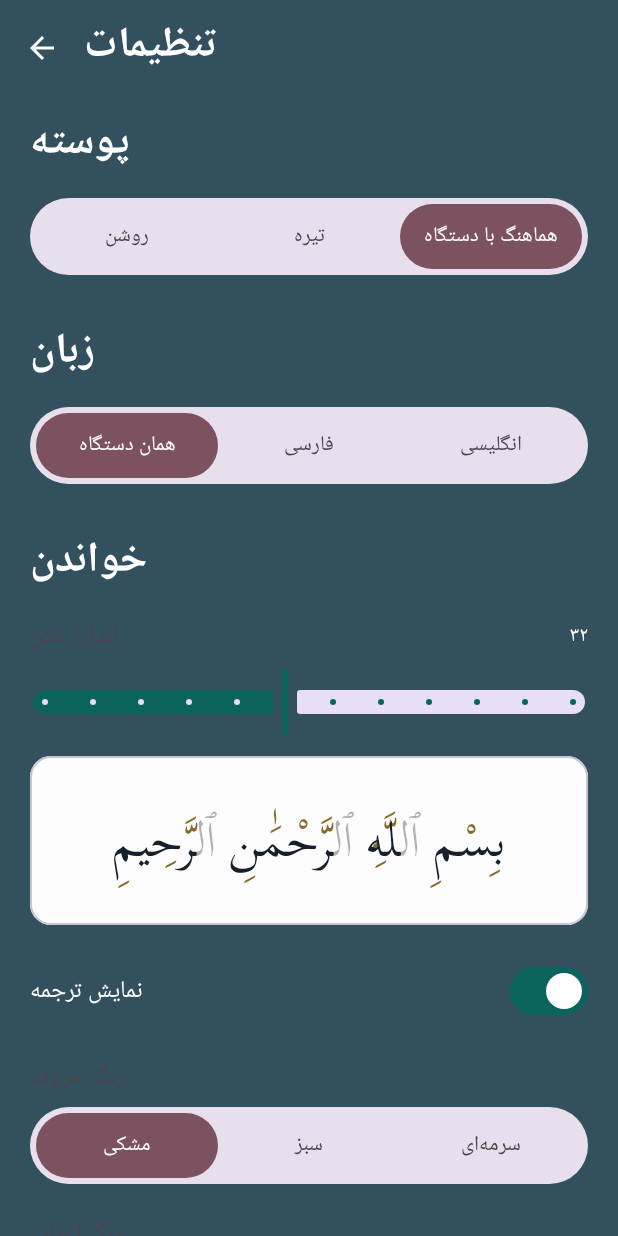
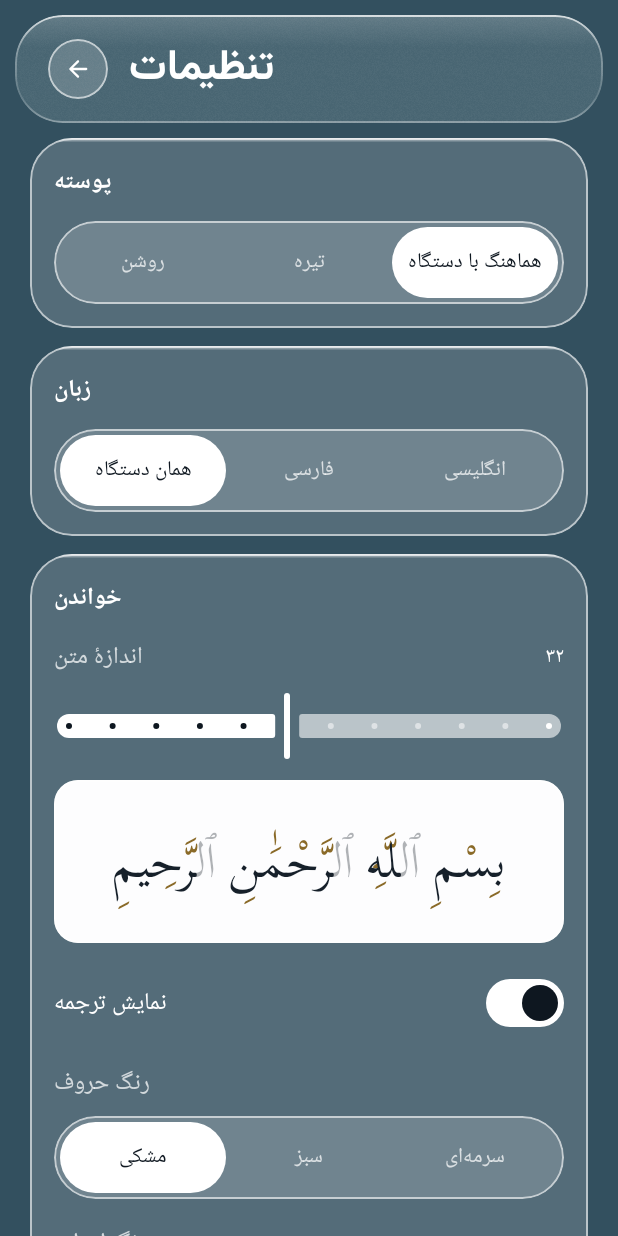
Before and after one commit to hemedani/hawra, an Android app built with Jetpack Compose: the composable SettingsScreen shown on its own in the app's theme, on a phone screen of 412 x 824 dp. Run offline under Robolectric (Android 15) with nearby library versions, the phone set to English and light mode, and no system bars; our stand-ins replace Dagger/Hilt's generated code; libraries missing offline, so code that uses them is left out: androidx.hilt.lifecycle.

Commit message:
:sparkles: feat(android): give Settings the Pejvak chrome

```diff
--- a/mobile/android/app/src/main/kotlin/ir/hawraa/quran/ui/screens/settings/SettingsScreen.kt
+++ b/mobile/android/app/src/main/kotlin/ir/hawraa/quran/ui/screens/settings/SettingsScreen.kt
@@ -1,11 +1,15 @@
 package ir.hawraa.quran.ui.screens.settings
 
 import androidx.compose.foundation.BorderStroke
+import androidx.compose.foundation.background
+import androidx.compose.foundation.border
 import androidx.compose.foundation.clickable
 import androidx.compose.foundation.layout.Arrangement
+import androidx.compose.foundation.layout.Box
+import androidx.compose.foundation.layout.Column
+import androidx.compose.foundation.layout.ColumnScope
 import androidx.compose.foundation.layout.ExperimentalLayoutApi
 import androidx.compose.foundation.layout.FlowRow
-import androidx.compose.foundation.layout.Column
 import androidx.compose.foundation.layout.Row
 import androidx.compose.foundation.layout.Spacer
 import androidx.compose.foundation.layout.fillMaxSize
@@ -15,19 +19,12 @@ import androidx.compose.foundation.layout.padding
 import androidx.compose.foundation.rememberScrollState
 import androidx.compose.foundation.shape.RoundedCornerShape
 import androidx.compose.foundation.verticalScroll
-import androidx.compose.material.icons.Icons
-import androidx.compose.material.icons.automirrored.filled.ArrowBack
-import androidx.compose.material3.ExperimentalMaterial3Api
-import androidx.compose.material3.Icon
-import androidx.compose.material3.IconButton
 import androidx.compose.material3.MaterialTheme
-import androidx.compose.material3.Scaffold
 import androidx.compose.material3.Slider
-import androidx.compose.material3.Surface
+import androidx.compose.material3.SliderDefaults
 import androidx.compose.material3.Switch
+import androidx.compose.material3.SwitchDefaults
 import androidx.compose.material3.Text
-import androidx.compose.material3.TopAppBar
-import androidx.compose.material3.TopAppBarDefaults
 import androidx.compose.runtime.Composable
 import androidx.compose.runtime.CompositionLocalProvider
 import androidx.compose.runtime.getValue
@@ -35,14 +32,13 @@ import androidx.compose.runtime.remember
 import androidx.compose.ui.Alignment
 import androidx.compose.ui.Modifier
 import androidx.compose.ui.draw.clip
+import androidx.compose.ui.platform.LocalConfiguration
 import androidx.compose.ui.platform.LocalLayoutDirection
-import androidx.compose.ui.unit.LayoutDirection
-import androidx.compose.ui.graphics.Color
-import androidx.compose.ui.platform.LocalConfiguration
 import androidx.compose.ui.platform.testTag
 import androidx.compose.ui.res.stringResource
+import androidx.compose.ui.text.font.FontWeight
 import androidx.compose.ui.text.style.TextAlign
-import androidx.compose.ui.unit.dp
+import androidx.compose.ui.unit.LayoutDirection
 import androidx.compose.ui.unit.sp
 import androidx.hilt.lifecycle.viewmodel.compose.hiltViewModel
 import androidx.lifecycle.compose.collectAsStateWithLifecycle
@@ -50,21 +46,29 @@ import ir.hawraa.quran.R
 import ir.hawraa.quran.domain.AppLanguage
 import ir.hawraa.quran.domain.ThemeMode
 import ir.hawraa.quran.domain.quran.toPersianDigits
+import ir.hawraa.quran.domain.recitation.Reciter
 import ir.hawraa.quran.domain.settings.DiacriticInk
 import ir.hawraa.quran.domain.settings.LetterInk
-import ir.hawraa.quran.domain.recitation.Reciter
 import ir.hawraa.quran.domain.settings.ReadingSettings
 import ir.hawraa.quran.domain.settings.RecitationSettings
 import ir.hawraa.quran.ui.appLocale
+import ir.hawraa.quran.ui.components.BubbleButton
 import ir.hawraa.quran.ui.components.ChevronIcon
+import ir.hawraa.quran.ui.components.GlassChip
+import ir.hawraa.quran.ui.components.GlassHeader
+import ir.hawraa.quran.ui.components.GlassSegments
 import ir.hawraa.quran.ui.components.GlassSurface
-import ir.hawraa.quran.ui.components.SegmentedPill
+import ir.hawraa.quran.ui.components.ICON_GLYPHS
+import ir.hawraa.quran.ui.components.LocalShellInsets
+import ir.hawraa.quran.ui.components.ScreenFrame
 import ir.hawraa.quran.ui.quran.QuranText
 import ir.hawraa.quran.ui.quran.quranLineHeight
-import ir.hawraa.quran.ui.theme.LocalGlassColors
 import ir.hawraa.quran.ui.theme.LocalHawraaDarkTheme
 import ir.hawraa.quran.ui.theme.LocalHawraaGeometry
+import ir.hawraa.quran.ui.theme.LocalHawraaTokens
 import ir.hawraa.quran.ui.theme.LocalQuranColors
+import ir.hawraa.quran.ui.theme.OceanCascade
+import ir.hawraa.quran.ui.theme.oceanEntrance
 import ir.hawraa.quran.ui.theme.withReadingSettings
 import kotlin.math.roundToInt
 
@@ -103,7 +107,6 @@ fun SettingsScreen(
 }
 
 /** Stateless settings body, so it can be rendered in tests without Hilt. */
-@OptIn(ExperimentalMaterial3Api::class)
 @Composable
 internal fun SettingsContent(
     themeMode: ThemeMode,
@@ -124,39 +127,43 @@ internal fun SettingsContent(
     onPresets: () -> Unit = {},
 ) {
     val geometry = LocalHawraaGeometry.current
-    Scaffold(
-        // Transparent so the shell's ambient canvas shows through the settings page too.
-        containerColor = Color.Transparent,
-        topBar = {
-            TopAppBar(
-                title = { Text(stringResource(R.string.settings_title)) },
-                colors = TopAppBarDefaults.topAppBarColors(containerColor = Color.Transparent),
-                navigationIcon = {
-                    IconButton(onClick = onBack) {
-                        Icon(
-                            imageVector = Icons.AutoMirrored.Filled.ArrowBack,
+    val tokens = LocalHawraaTokens.current
+    val shellInsets = LocalShellInsets.current
+
+    ScreenFrame(
+        header = { headerModifier ->
+            GlassHeader(
+                modifier = headerModifier,
+                title = stringResource(R.string.settings_title),
+                userTitle = true,
+                leading = {
+                    BubbleButton(
+                        icon = ICON_GLYPHS.getValue("back"),
                         contentDescription = stringResource(R.string.back),
+                        onClick = onBack,
+                        size = geometry.controls.md,
                     )
-                    }
                 },
             )
         },
-    ) { innerPadding ->
+    ) { topInset ->
+        OceanCascade {
             Column(
                 modifier = Modifier
                     .fillMaxSize()
-                .padding(innerPadding)
                     .verticalScroll(rememberScrollState())
                     .padding(
-                    start = 20.dp,
-                    end = 20.dp,
-                    top = 8.dp,
-                    // Room for the dock, so the last section is never hidden behind it.
-                    bottom = geometry.dock.dockInset,
+                        start = geometry.spacing.xl,
+                        end = geometry.spacing.xl,
+                        top = topInset,
+                        bottom = shellInsets.bottom,
                     ),
             ) {
-            SectionTitle(stringResource(R.string.settings_theme))
-            SegmentedPill(
+                SettingsSection(
+                    title = stringResource(R.string.settings_theme),
+                    modifier = Modifier.oceanEntrance(0),
+                ) {
+                    GlassSegments(
                         options = ThemeMode.entries,
                         selected = themeMode,
                         onSelect = onThemeMode,
@@ -168,10 +175,15 @@ internal fun SettingsContent(
                             }
                         },
                     )
+                }
 
-            Spacer(Modifier.height(28.dp))
-            SectionTitle(stringResource(R.string.settings_language))
-            SegmentedPill(
+                Spacer(Modifier.height(geometry.spacing.md))
+
+                SettingsSection(
+                    title = stringResource(R.string.settings_language),
+                    modifier = Modifier.oceanEntrance(1),
+                ) {
+                    GlassSegments(
                         options = AppLanguage.entries,
                         selected = language,
                         onSelect = onLanguage,
@@ -183,10 +195,14 @@ internal fun SettingsContent(
                             }
                         },
                     )
+                }
 
-            Spacer(Modifier.height(28.dp))
-            SectionTitle(stringResource(R.string.settings_reading))
+                Spacer(Modifier.height(geometry.spacing.md))
 
+                SettingsSection(
+                    title = stringResource(R.string.settings_reading),
+                    modifier = Modifier.oceanEntrance(2),
+                ) {
                     SettingLabel(
                         title = stringResource(R.string.settings_font_size),
                         value = reading.fontSizeSp.toPersianDigits(),
@@ -201,12 +217,19 @@ internal fun SettingsContent(
                             ReadingSettings.MAX_FONT_SIZE_SP.toFloat(),
                         steps = (ReadingSettings.MAX_FONT_SIZE_SP - ReadingSettings.MIN_FONT_SIZE_SP) /
                             ReadingSettings.FONT_SIZE_STEP_SP - 1,
+                        colors = SliderDefaults.colors(
+                            thumbColor = tokens.accent,
+                            activeTrackColor = tokens.accent,
+                            inactiveTrackColor = tokens.glassBorder,
+                            activeTickColor = tokens.onAccent,
+                            inactiveTickColor = tokens.textTertiary,
+                        ),
                         modifier = Modifier.fillMaxWidth(),
                     )
 
                     ReadingPreview(text = previewText, settings = reading)
 
-            Spacer(Modifier.height(20.dp))
+                    Spacer(Modifier.height(geometry.spacing.lg))
                     Row(
                         modifier = Modifier.fillMaxWidth(),
                         verticalAlignment = Alignment.CenterVertically,
@@ -215,16 +238,24 @@ internal fun SettingsContent(
                         Text(
                             text = stringResource(R.string.settings_show_translation),
                             style = MaterialTheme.typography.bodyLarge,
+                            color = tokens.text,
                         )
                         Switch(
                             checked = reading.showTranslation,
                             onCheckedChange = onShowTranslation,
+                            colors = SwitchDefaults.colors(
+                                checkedThumbColor = tokens.onAccent,
+                                checkedTrackColor = tokens.accent,
+                                uncheckedThumbColor = tokens.textTertiary,
+                                uncheckedTrackColor = tokens.glassFill,
+                                uncheckedBorderColor = tokens.glassBorder,
+                            ),
                         )
                     }
 
-            Spacer(Modifier.height(20.dp))
+                    Spacer(Modifier.height(geometry.spacing.lg))
                     SettingLabel(title = stringResource(R.string.settings_letter_color))
-            SegmentedPill(
+                    GlassSegments(
                         options = LetterInk.entries,
                         selected = reading.letterInk,
                         onSelect = onLetterInk,
@@ -237,9 +268,9 @@ internal fun SettingsContent(
                         },
                     )
 
-            Spacer(Modifier.height(20.dp))
+                    Spacer(Modifier.height(geometry.spacing.lg))
                     SettingLabel(title = stringResource(R.string.settings_diacritic_color))
-            SegmentedPill(
+                    GlassSegments(
                         options = DiacriticInk.entries,
                         selected = reading.diacriticInk,
                         onSelect = onDiacriticInk,
@@ -252,10 +283,14 @@ internal fun SettingsContent(
                             }
                         },
                     )
+                }
 
                 if (reciters.isNotEmpty()) {
-                Spacer(Modifier.height(28.dp))
-                SectionTitle(stringResource(R.string.settings_recitation))
+                    Spacer(Modifier.height(geometry.spacing.md))
+                    SettingsSection(
+                        title = stringResource(R.string.settings_recitation),
+                        modifier = Modifier.oceanEntrance(3),
+                    ) {
                         SettingLabel(title = stringResource(R.string.recitation_reciter))
                         ReciterChips(
                             reciters = reciters,
@@ -264,41 +299,87 @@ internal fun SettingsContent(
                             onSelect = onReciter,
                         )
                     }
+                }
 
-            Spacer(Modifier.height(32.dp))
-            SectionTitle(stringResource(R.string.settings_presets))
+                Spacer(Modifier.height(geometry.spacing.md))
+
+                SettingsSection(
+                    title = stringResource(R.string.settings_presets),
+                    modifier = Modifier.oceanEntrance(4),
+                ) {
                     LinkRow(
                         hint = stringResource(R.string.settings_presets_hint),
                         tag = "settings_presets",
                         onClick = onPresets,
                     )
-            Spacer(Modifier.height(16.dp))
-            SectionTitle(stringResource(R.string.settings_downloads))
+                }
+
+                Spacer(Modifier.height(geometry.spacing.md))
+
+                SettingsSection(
+                    title = stringResource(R.string.settings_downloads),
+                    modifier = Modifier.oceanEntrance(5),
+                ) {
                     LinkRow(
                         hint = stringResource(R.string.settings_downloads_hint),
                         tag = "settings_downloads",
                         onClick = onDownloads,
                     )
+                }
 
-            Spacer(Modifier.height(32.dp))
+                Spacer(Modifier.height(geometry.spacing.xl))
 
                 // The ayah marker is Delapouite's CC BY icon; the licence requires the
                 // attribution to be visible in the product, not only in a text file.
                 Text(
                     text = stringResource(R.string.settings_credits),
                     style = MaterialTheme.typography.labelSmall,
-                color = MaterialTheme.colorScheme.onSurfaceVariant.copy(alpha = 0.75f),
+                    color = tokens.textTertiary,
                     textAlign = TextAlign.Center,
                     modifier = Modifier.fillMaxWidth(),
                 )
                 Text(
                     text = stringResource(R.string.recitation_credit),
                     style = MaterialTheme.typography.labelSmall,
-                color = MaterialTheme.colorScheme.onSurfaceVariant.copy(alpha = 0.75f),
+                    color = tokens.textTertiary,
                     textAlign = TextAlign.Center,
                     modifier = Modifier.fillMaxWidth(),
                 )
-            Spacer(Modifier.height(8.dp))
+                Spacer(Modifier.height(geometry.spacing.xl))
+            }
+        }
+    }
+}
+
+/**
+ * One grouped settings card. The title names the group, not the card: everything that belongs
+ * together sits on one pane, so a reader can scan by section instead of by control type.
+ */
+@Composable
+private fun SettingsSection(
+    title: String,
+    modifier: Modifier = Modifier,
+    content: @Composable ColumnScope.() -> Unit,
+) {
+    val geometry = LocalHawraaGeometry.current
+    val tokens = LocalHawraaTokens.current
+    GlassSurface(
+        modifier = modifier.fillMaxWidth(),
+        shape = RoundedCornerShape(geometry.radius.card),
+    ) {
+        Column(
+            modifier = Modifier
+                .fillMaxWidth()
+                .padding(horizontal = geometry.spacing.lg, vertical = geometry.spacing.lg),
+        ) {
+            Text(
+                text = title,
+                style = MaterialTheme.typography.titleMedium,
+                fontWeight = FontWeight.SemiBold,
+                color = tokens.text,
+            )
+            Spacer(Modifier.height(geometry.spacing.md))
+            content()
         }
     }
 }
@@ -312,31 +393,37 @@ internal fun SettingsContent(
 @Composable
 private fun LinkRow(hint: String, tag: String, onClick: () -> Unit) {
     val geometry = LocalHawraaGeometry.current
-    val glass = LocalGlassColors.current
+    val tokens = LocalHawraaTokens.current
     val rtl = LocalLayoutDirection.current == LayoutDirection.Rtl
+    val shape = RoundedCornerShape(geometry.radius.md)
     GlassSurface(
         modifier = Modifier
             .fillMaxWidth()
-            .clip(RoundedCornerShape(geometry.radius.md))
+            .clip(shape)
             .clickable(onClick = onClick)
             .testTag(tag),
-        shape = RoundedCornerShape(geometry.radius.md),
+        shape = shape,
         rimLight = false,
     ) {
         Row(
             modifier = Modifier
                 .fillMaxWidth()
-                .padding(horizontal = geometry.spacing.lg, vertical = geometry.spacing.md),
+                .padding(horizontal = geometry.spacing.md, vertical = geometry.spacing.md),
             verticalAlignment = Alignment.CenterVertically,
             horizontalArrangement = Arrangement.SpaceBetween,
         ) {
             Text(
                 text = hint,
                 style = MaterialTheme.typography.bodyMedium,
-                color = glass.textSecondary,
+                color = tokens.textSecondary,
                 modifier = Modifier.weight(1f),
             )
-            ChevronIcon(pointsLeft = rtl, tint = glass.icon)
+            ChevronIcon(
+                pointsLeft = rtl,
+                tint = tokens.textSecondary,
+                size = geometry.icons.md,
+                strokeWidth = geometry.glass.borderWidth,
+            )
         }
     }
 }
@@ -347,6 +434,8 @@ private fun ReadingPreview(
     text: String,
     settings: ReadingSettings,
 ) {
+    val geometry = LocalHawraaGeometry.current
+    val tokens = LocalHawraaTokens.current
     val themeQuran = LocalQuranColors.current
     val dark = LocalHawraaDarkTheme.current
     val quran = remember(themeQuran, settings, dark) {
@@ -354,17 +443,19 @@ private fun ReadingPreview(
     }
     if (text.isBlank()) return
 
-    Spacer(Modifier.height(12.dp))
+    Spacer(Modifier.height(geometry.spacing.md))
     CompositionLocalProvider(LocalQuranColors provides quran) {
-        Surface(
-            modifier = Modifier.fillMaxWidth(),
-            shape = RoundedCornerShape(14.dp),
-            color = quran.page,
-            border = BorderStroke(1.dp, MaterialTheme.colorScheme.outlineVariant),
-        ) {
-            Column(
-                modifier = Modifier.padding(horizontal = 12.dp, vertical = 18.dp),
-                horizontalAlignment = Alignment.CenterHorizontally,
+        Box(
+            modifier = Modifier
+                .fillMaxWidth()
+                .clip(RoundedCornerShape(geometry.radius.md))
+                .background(quran.page)
+                .border(
+                    BorderStroke(geometry.glass.borderWidth, tokens.glassBorder),
+                    RoundedCornerShape(geometry.radius.md),
+                )
+                .padding(horizontal = geometry.spacing.md, vertical = geometry.spacing.lg),
+            contentAlignment = Alignment.Center,
         ) {
             QuranText(
                 text = text,
@@ -376,11 +467,11 @@ private fun ReadingPreview(
         }
     }
 }
-}
 
 /**
- * Reciter picker. Chips rather than a segmented control because the labels are names,
- * not two-word enum cases, and because the list is meant to grow.
+ * Reciter picker. Chips rather than a segmented control because the labels are names, not
+ * two-word enum cases, and because the list is meant to grow — the same picker the downloads
+ * screen uses.
  *
  * `selectedKey == null` means "whatever the catalogue defaults to", so the default chip
  * is highlighted without the user having to have ever chosen anything.
@@ -393,72 +484,43 @@ private fun ReciterChips(
     persian: Boolean,
     onSelect: (String?) -> Unit,
 ) {
+    val geometry = LocalHawraaGeometry.current
     FlowRow(
         modifier = Modifier.fillMaxWidth().testTag("reciter-chips"),
-        horizontalArrangement = Arrangement.spacedBy(8.dp),
-        verticalArrangement = Arrangement.spacedBy(8.dp),
+        horizontalArrangement = Arrangement.spacedBy(geometry.spacing.sm),
+        verticalArrangement = Arrangement.spacedBy(geometry.spacing.sm),
     ) {
         reciters.forEach { reciter ->
-            val selected = reciter.key == selectedKey
-            Surface(
+            GlassChip(
+                label = reciter.displayName(persian),
+                selected = reciter.key == selectedKey,
                 onClick = { onSelect(reciter.key) },
-                shape = RoundedCornerShape(50),
-                color = if (selected) {
-                    MaterialTheme.colorScheme.secondaryContainer
-                } else {
-                    MaterialTheme.colorScheme.surface
-                },
-                border = BorderStroke(
-                    1.dp,
-                    if (selected) {
-                        MaterialTheme.colorScheme.secondary
-                    } else {
-                        MaterialTheme.colorScheme.outlineVariant
-                    },
-                ),
-            ) {
-                Text(
-                    text = reciter.displayName(persian),
-                    style = MaterialTheme.typography.labelLarge,
-                    color = if (selected) {
-                        MaterialTheme.colorScheme.onSecondaryContainer
-                    } else {
-                        MaterialTheme.colorScheme.onSurfaceVariant
-                    },
-                    modifier = Modifier.padding(horizontal = 14.dp, vertical = 8.dp),
             )
-            }
         }
     }
 }
 
 @Composable
-private fun SectionTitle(text: String) {
-    Text(
-        text = text,
-        style = MaterialTheme.typography.titleLarge,
-        color = MaterialTheme.colorScheme.onSurface,
-        modifier = Modifier.padding(bottom = 12.dp),
-    )
-}
-
-@Composable
 private fun SettingLabel(title: String, value: String? = null) {
+    val geometry = LocalHawraaGeometry.current
+    val tokens = LocalHawraaTokens.current
     Row(
-        modifier = Modifier.fillMaxWidth().padding(bottom = 6.dp),
+        modifier = Modifier
+            .fillMaxWidth()
+            .padding(bottom = geometry.spacing.sm),
         verticalAlignment = Alignment.CenterVertically,
         horizontalArrangement = Arrangement.SpaceBetween,
     ) {
         Text(
             text = title,
             style = MaterialTheme.typography.bodyLarge,
-            color = MaterialTheme.colorScheme.onSurfaceVariant,
+            color = tokens.textSecondary,
         )
         if (value != null) {
             Text(
                 text = value,
                 style = MaterialTheme.typography.labelLarge,
-                color = MaterialTheme.colorScheme.onSurface,
+                color = tokens.text,
             )
         }
     }
```
Also changed, not shown: 1 other file. Lines whose indentation alone changed are shown as unchanged.
